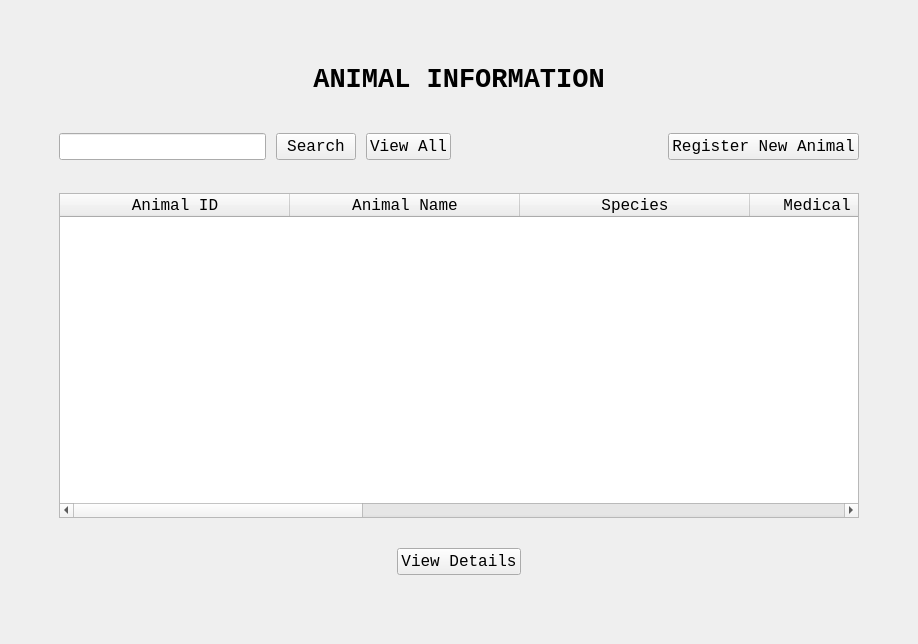
First picture: the form in AnimalInformationUI.ui, repository ASNaeem/Simple-VCMS, before the edit.
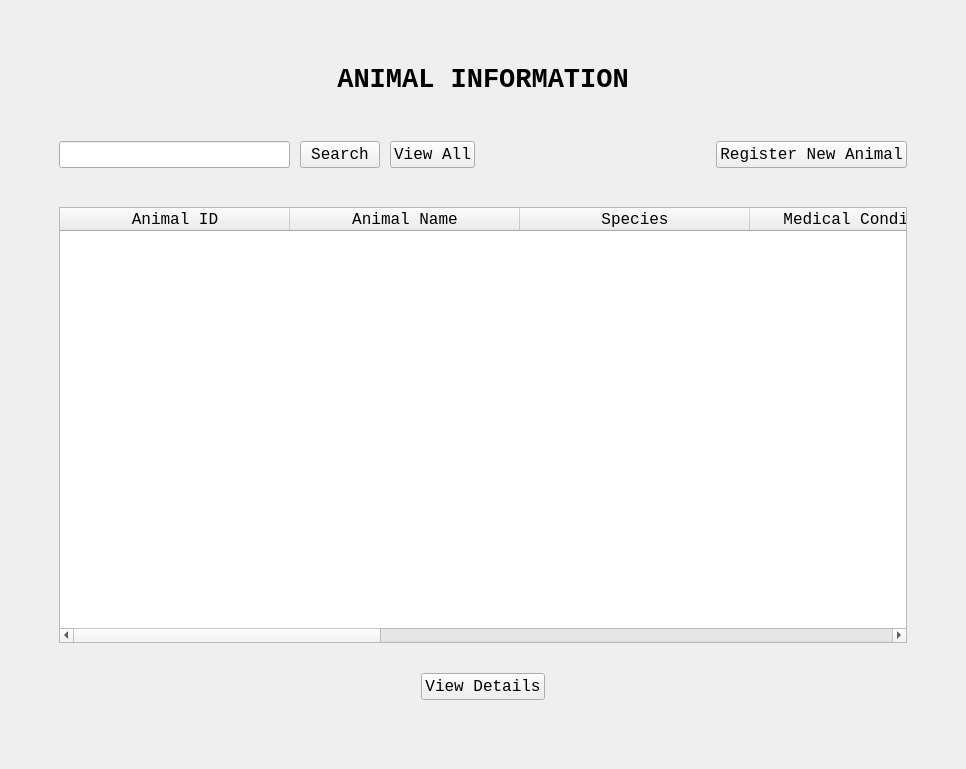
Second picture: the form after the edit.

The edit to the form file:
```diff
--- a/AnimalInformationUI.ui
+++ b/AnimalInformationUI.ui
@@ -6,8 +6,8 @@
    <rect>
     <x>0</x>
     <y>0</y>
-    <width>918</width>
-    <height>644</height>
+    <width>966</width>
+    <height>769</height>
    </rect>
   </property>
   <property name="windowTitle">
```
